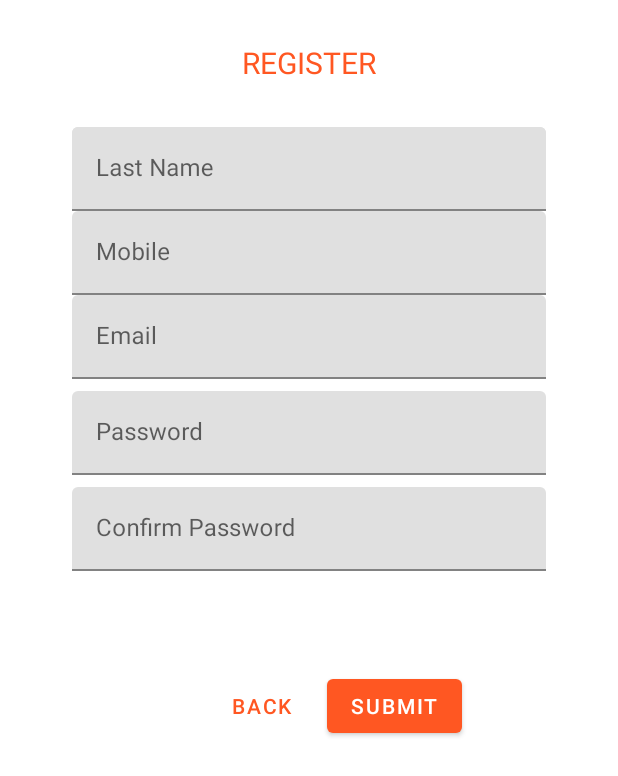
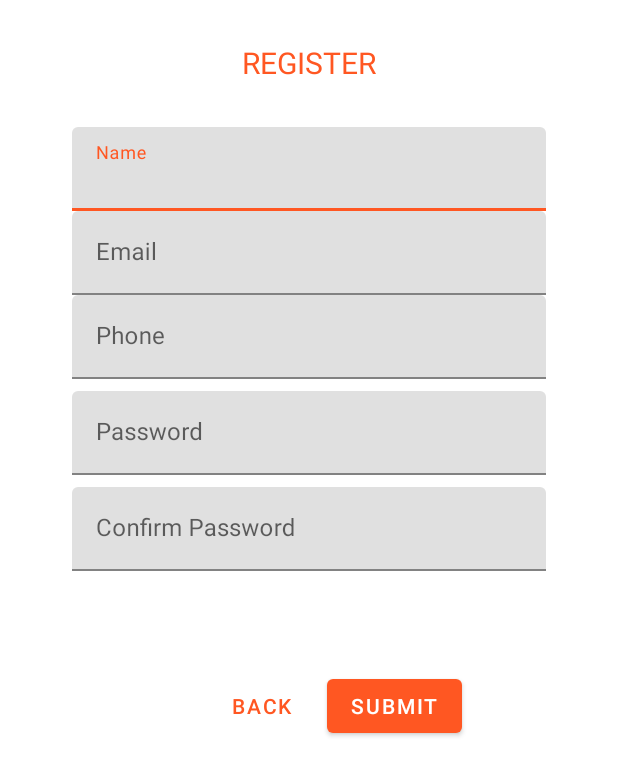
Before and after one commit to bethelhall/auto-manager, an Android app: the layout fragment_registration.xml on its own in the app's theme, with its tools: preview values and no code run, on a phone screen of 412 x 824 dp. Shown: the top 776 px of the screen. Run offline under Robolectric (Android 15) with nearby library versions, the phone set to English and light mode, and no system bars.

Commit message:
resource viewing enabled

```diff
--- a/app/build.gradle
+++ b/app/build.gradle
@@ -63,7 +63,6 @@ dependencies {
     kapt "android.arch.persistence.room:compiler:1.1.1"
     kapt "androidx.room:room-compiler:$room_version"
     kapt "androidx.room:room-runtime:$room_version"
-    kapt "androidx.room:room-compiler:$room_version"
     implementation "androidx.room:room-ktx:$room_version"
     implementation "androidx.room:room-rxjava2:$room_version"
     implementation "androidx.room:room-guava:$room_version"
@@ -72,11 +71,12 @@ dependencies {
 
     //life-cycle components
     implementation "androidx.lifecycle:lifecycle-extensions:2.2.0-rc02"
+    kapt "android.arch.lifecycle:compiler:1.1.0"
     kapt "androidx.lifecycle:lifecycle-compiler:2.2.0-rc02"
     androidTestImplementation "androidx.arch.core:core-testing:$androidx_arch_version"
 
     //view model
-    implementation "androidx.lifecycle:lifecycle-viewmodel-ktx:2.2.0-rc02"
+    implementation "androidx.lifecycle:lifecycle-viewmodel-ktx:2.2.0-alpha01"
 
     androidTestImplementation 'androidx.test.espresso:espresso-core:3.2.0'
 
--- a/app/src/main/java/adapter/CarAdapter.kt
+++ /dev/null
@@ -1,4 +0,0 @@
-package adapter
-
-class CarAdapter {
-}
--- a/app/src/main/java/adapter/UserAdapter.kt
+++ /dev/null
@@ -1,4 +0,0 @@
-package adapter
-
-class UserAdapter {
-}
--- a/app/src/main/java/data/model/CarWrapper.kt
+++ b/app/src/main/java/data/model/CarWrapper.kt
@@ -6,13 +6,12 @@ import com.google.gson.annotations.SerializedName
 data class CarWrapper(
     @SerializedName("_embedded")
     @Expose
-    val embeddedItems: CarList
+    val embeddedCars: CarList
 ) {
-
     data class CarList(
         @SerializedName("cars")
         @Expose
-        val allCar: List<Car>
+        val allCars: List<Car>
     )
 
 }
--- a/app/src/main/java/data/remote/ServiceBuilder.kt
+++ b/app/src/main/java/data/remote/ServiceBuilder.kt
@@ -1,6 +1,7 @@
 package data.remote
 
 
+import com.jakewharton.retrofit2.adapter.kotlin.coroutines.CoroutineCallAdapterFactory
 import retrofit2.Retrofit
 import retrofit2.adapter.rxjava2.RxJava2CallAdapterFactory
 import retrofit2.converter.gson.GsonConverterFactory
@@ -9,9 +10,9 @@ class ServiceBuilder {
 
     companion object {
         private val retrofit = Retrofit.Builder()
-            .baseUrl("http://192.168.43.137:8080/")
+            .baseUrl("http://10.5.240.108:8080/")
             .addConverterFactory(GsonConverterFactory.create())
-            .addCallAdapterFactory(RxJava2CallAdapterFactory.create())
+            .addCallAdapterFactory(CoroutineCallAdapterFactory())
             .build()
 
         fun <S> buildService(serviceType: Class<S>): S {
--- a/app/src/main/java/data/remote/WebService/CarService.kt
+++ b/app/src/main/java/data/remote/WebService/CarService.kt
@@ -9,7 +9,7 @@ import retrofit2.http.*
 interface  CarService {
 
     @GET("cars")
-    fun getItemsAsync(): Deferred<Response<CarWrapper>>
+    fun getCarsAsync(): Deferred<Response<CarWrapper>>
 
     @GET("cars/{id}")
     fun getCarAsync(@Path("id") id: Long): Deferred<Response<Car>>
--- a/app/src/main/res/layout/activity_main.xml
+++ b/app/src/main/res/layout/activity_main.xml
@@ -7,9 +7,10 @@
     android:layout_height="match_parent"
     tools:context="com.example.beheer.MainActivity">
 
-    <com.rey.material.widget.FrameLayout
+    <fragment
         android:id="@+id/my_nav_host_fragment"
         android:layout_width="0dp"
+        android:name="androidx.navigation.fragment.NavHostFragment"
         android:layout_height="0dp"
         android:layout_weight="1"
         app:layout_constraintBottom_toTopOf="@+id/bottom_navigation"
--- a/app/src/main/res/layout/fragment_registration.xml
+++ b/app/src/main/res/layout/fragment_registration.xml
@@ -4,7 +4,6 @@
     xmlns:tools="http://schemas.android.com/tools">
 
     <androidx.constraintlayout.widget.ConstraintLayout
-
         android:layout_width="match_parent"
         android:layout_height="match_parent"
         android:background="@color/whiteColor"
@@ -37,7 +36,7 @@
             android:layout_marginTop="8dp"
             android:layout_marginEnd="8dp"
             android:layout_marginRight="8dp"
-            android:hint="First Name"
+            android:hint="Name"
             app:layout_constraintEnd_toStartOf="@+id/guideline9"
             app:layout_constraintStart_toStartOf="@+id/guideline5"
             app:layout_constraintTop_toTopOf="@+id/guideline10">
@@ -48,28 +47,7 @@
                 android:layout_height="wrap_content"
                 android:inputType="text"
                 android:maxLines="1" />
-        </com.google.android.material.textfield.TextInputLayout>
 
-        <com.google.android.material.textfield.TextInputLayout
-            android:id="@+id/textInputLayout2"
-            android:layout_width="0dp"
-            android:layout_height="wrap_content"
-            android:layout_marginStart="8dp"
-            android:layout_marginLeft="8dp"
-            android:layout_marginTop="8dp"
-            android:layout_marginEnd="8dp"
-            android:layout_marginRight="8dp"
-            android:hint="Last Name"
-            app:layout_constraintEnd_toStartOf="@+id/guideline9"
-            app:layout_constraintStart_toStartOf="@+id/guideline5"
-            app:layout_constraintTop_toTopOf="@+id/guideline10">
-
-            <com.google.android.material.textfield.TextInputEditText
-                android:id="@+id/register_last_name"
-                android:layout_width="match_parent"
-                android:layout_height="wrap_content"
-                android:inputType="text"
-                android:maxLines="1" />
         </com.google.android.material.textfield.TextInputLayout>
 
         <com.google.android.material.textfield.TextInputLayout
@@ -80,7 +58,7 @@
             android:layout_marginLeft="8dp"
             android:layout_marginEnd="8dp"
             android:layout_marginRight="8dp"
-            android:hint="Mobile"
+            android:hint="Email"
             app:layout_constraintEnd_toStartOf="@+id/guideline9"
             app:layout_constraintStart_toStartOf="@+id/guideline5"
             app:layout_constraintTop_toBottomOf="@+id/textInputLayout5">
@@ -89,8 +67,8 @@
                 android:id="@+id/register_email"
                 android:layout_width="match_parent"
                 android:layout_height="wrap_content"
-                android:inputType="number"
-                android:maxLines="1"/>
+                android:inputType="textEmailAddress"
+                android:maxLines="1" />
         </com.google.android.material.textfield.TextInputLayout>
 
         <com.google.android.material.textfield.TextInputLayout
@@ -101,7 +79,8 @@
             android:layout_marginLeft="8dp"
             android:layout_marginEnd="8dp"
             android:layout_marginRight="8dp"
-            android:hint="Email"
+            android:hint="Phone"
+            android:inputType="phone"
             app:layout_constraintEnd_toStartOf="@+id/guideline9"
             app:layout_constraintStart_toStartOf="@+id/guideline5"
             app:layout_constraintTop_toBottomOf="@+id/textInputLayout6">
@@ -110,7 +89,7 @@
                 android:id="@+id/register_phone"
                 android:layout_width="match_parent"
                 android:layout_height="wrap_content"
-                android:inputType="text"
+                android:inputType="phone"
                 android:maxLines="1" />
         </com.google.android.material.textfield.TextInputLayout>
 
--- a/app/src/main/res/values/styles.xml
+++ b/app/src/main/res/values/styles.xml
@@ -13,7 +13,7 @@
         <!-- Customize your theme here. -->
         <item name="colorPrimary">@color/colorPrimary</item>
         <item name="colorPrimaryDark">@color/colorPrimaryDark</item>
-        <item name="colorAccent">@color/colorAccent</item>
+        <item name="colorAccent">@color/colorPrimaryDark</item>
     </style>
 
     <style name="Widget.Beheer.Toolbar" parent="Widget.AppCompat.Toolbar">
```
Also changed, not shown: app/src/main/java/adapter/CarRecyclerAdapter.kt (added, +56 -0 lines), app/src/main/java/adapter/ManageRecyclerAdapter.kt (deleted, +0 -47 lines), app/src/main/java/com/example/beheer/MainActivity.kt (+14 -13 lines), app/src/main/java/com/example/beheer/NavigationHost.kt (+9 -1 lines), app/src/main/java/repository/CarRepository.kt (+3 -4 lines), app/src/main/java/view/DisplayCarFragment.kt (+5 -5 lines), app/src/main/java/view/LoginFragment.kt (+10 -8 lines), app/src/main/java/view/RegisterFragment.kt (+49 -58 lines), app/src/main/res/layout/manage_layout.xml (+12 -6 lines).
